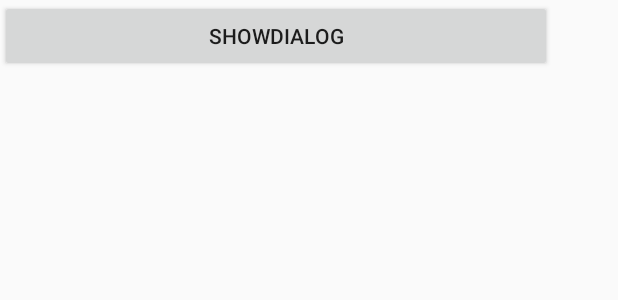
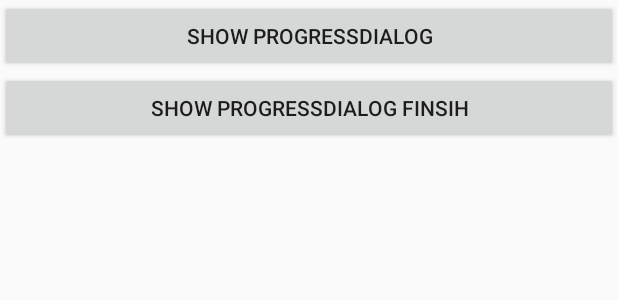
Before and after one commit to hezhiWu/LoadingDialog, an Android app: the layout activity_main.xml on its own in the app's theme, with its tools: preview values and no code run, on a phone screen of 412 x 824 dp. Shown: the top 300 px of the screen. Run offline under Robolectric (Android 15) with nearby library versions, the phone set to English and light mode, and no system bars.

Commit message:
添加方法

```diff
--- a/app/src/main/AndroidManifest.xml
+++ b/app/src/main/AndroidManifest.xml
@@ -16,6 +16,10 @@
                 <category android:name="android.intent.category.LAUNCHER" />
             </intent-filter>
         </activity>
+
+        <activity android:name=".ProgressDialogActivity"/>
+
+        <activity android:name=".ProgressDialogFinishActivity"/>
     </application>
 
 </manifest>
--- a/app/src/main/java/com/wayto/loadingdialog/WaytoProgressDialog.java
+++ b/app/src/main/java/com/wayto/loadingdialog/WaytoProgressDialog.java
@@ -178,6 +178,18 @@ public class WaytoProgressDialog extends ProgressDialog {
      * author: hezhiWu
      * created at 2017/8/4 15:24
      *
+     * @param msgId 提示消息
+     */
+    public void setPromptMessage(int msgId) {
+        setPromptMessage(getContext().getString(msgId));
+    }
+
+    /**
+     * 加完完成，设置提示语
+     * <p>
+     * author: hezhiWu
+     * created at 2017/8/4 15:24
+     *
      * @param msg 提示消息
      */
     public void setPromptMessage(String msg) {
@@ -190,25 +202,75 @@ public class WaytoProgressDialog extends ProgressDialog {
      * author: hezhiWu
      * created at 2017/8/4 15:32
      *
+     * @param msgId  提示消息
+     * @param finish 设置dimiss对话框，是否finish当前Activity; true-finish,false-not finish
+     */
+    public void setPromptMessage(int msgId, boolean finish) {
+        setPromptMessage(getContext().getString(msgId), finish);
+    }
+
+
+    /**
+     * 加完完成，设置提示语
+     * <p>
+     * author: hezhiWu
+     * created at 2017/8/4 15:32
+     *
      * @param msg    提示消息
-     * @param finish 设置dimiss圣诞框，是否finish当前Activity; true-finish,false-not finish
+     * @param finish 设置dimiss对话框，是否finish当前Activity; true-finish,false-not finish
      */
     public void setPromptMessage(String msg, boolean finish) {
+        setPromptMessage(0, msg, finish);
+    }
+
+    /**
+     * 加完完成，设置提示语
+     * <p>
+     * author: hezhiWu
+     * created at 2017/8/4 16:09
+     *
+     * @param icon   设置提示图标
+     * @param msgId  设置提示信息
+     * @param finish 设置dimiss对话框，是否finish当前Activity; true-finish,false-not finish
+     */
+    public void setPromptMessage(int icon, int msgId, boolean finish) {
+        setPromptMessage(icon, getContext().getString(msgId), finish);
+    }
+
+    /**
+     * 加完完成，设置提示语
+     * <p>
+     * author: hezhiWu
+     * created at 2017/8/4 16:09
+     *
+     * @param icon   设置提示图标
+     * @param msg    设置提示信息
+     * @param finish 设置dimiss对话框，是否finish当前Activity; true-finish,false-not finish
+     */
+    public void setPromptMessage(int icon, String msg, boolean finish) {
         this.finish = finish;
 
         progressBar.setVisibility(View.GONE);
-        tipTextView.setVisibility(View.VISIBLE);
-        tipImageView.setVisibility(View.GONE);
 
-        tipTextView.setText(msg);
+        if (icon <= 0) {
+            tipImageView.setVisibility(View.GONE);
+        } else {
+            tipImageView.setImageResource(icon);
 
-        handler.postDelayed(new Runnable() {
-            @Override
-            public void run() {
-                handler.sendEmptyMessage(0x980);
-            }
-        }, 2000);
+            tipImageView.setVisibility(View.VISIBLE);
+        }
+
+        if (TextUtils.isEmpty(msg)) {
+            tipTextView.setVisibility(View.GONE);
+        } else {
+            tipTextView.setText(msg);
+
+            tipTextView.setVisibility(View.VISIBLE);
+        }
+
+        handler.sendEmptyMessageDelayed(0x980, 2000);
     }
+
 
     @Override
     public boolean onKeyDown(int keyCode, KeyEvent event) {
--- a/app/src/main/res/layout/activity_main.xml
+++ b/app/src/main/res/layout/activity_main.xml
@@ -1,25 +1,19 @@
 <?xml version="1.0" encoding="utf-8"?>
-<android.support.constraint.ConstraintLayout xmlns:android="http://schemas.android.com/apk/res/android"
-    xmlns:app="http://schemas.android.com/apk/res-auto"
-    xmlns:tools="http://schemas.android.com/tools"
+<LinearLayout xmlns:android="http://schemas.android.com/apk/res/android"
     android:layout_width="match_parent"
     android:layout_height="match_parent"
-    tools:context="com.wayto.loadingdialog.MainActivity">
-
-    <TextView
-        android:layout_width="wrap_content"
-        android:layout_height="wrap_content"
-        app:layout_constraintBottom_toBottomOf="parent"
-        app:layout_constraintLeft_toLeftOf="parent"
-        app:layout_constraintRight_toRightOf="parent"
-        app:layout_constraintTop_toTopOf="parent" />
+    android:orientation="vertical">
 
     <Button
         android:id="@+id/showDialog_Button"
-        android:layout_width="368dp"
+        android:layout_width="match_parent"
         android:layout_height="wrap_content"
-        android:text="showDialog"
-        tools:layout_editor_absoluteY="0dp"
-        tools:layout_editor_absoluteX="8dp" />
+        android:text="show progressDialog" />
 
-</android.support.constraint.ConstraintLayout>
+    <Button
+        android:id="@+id/showDialog_finish_Button"
+        android:layout_width="match_parent"
+        android:layout_height="wrap_content"
+        android:text="show progressDialog finsih" />
+
+</LinearLayout>
```
Also changed, not shown: app/src/main/java/com/wayto/loadingdialog/MainActivity.java (+11 -21 lines), app/src/main/java/com/wayto/loadingdialog/ProgressDialogActivity.java (added, +38 -0 lines), app/src/main/java/com/wayto/loadingdialog/ProgressDialogFinishActivity.java (added, +38 -0 lines).
